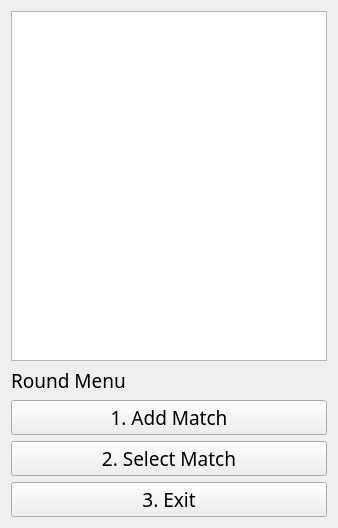
GFlores17/JackboxT.O.-GUI-Version, file roundMenu.ui: the form before one commit.
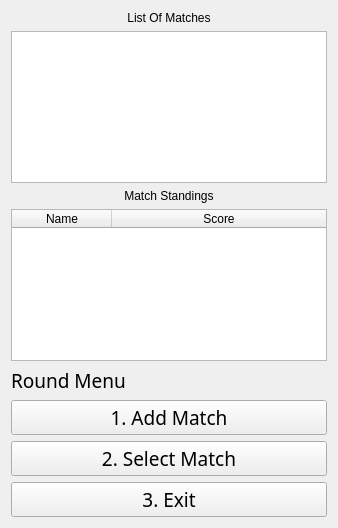
The form after the commit.

Commit message: Added ability to edit player names/scores after creation. Fixed problem where loaded tournaments could not finish games that were already started.

Diff of the .ui file:
```diff
--- a/roundMenu.ui
+++ b/roundMenu.ui
@@ -14,10 +14,57 @@
    <string>Form</string>
   </property>
   <layout class="QVBoxLayout" name="verticalLayout_3">
+   <item>
+    <widget class="QLabel" name="label_2">
+     <property name="text">
+      <string>List Of Matches</string>
+     </property>
+     <property name="alignment">
+      <set>Qt::AlignCenter</set>
+     </property>
+    </widget>
+   </item>
    <item>
     <layout class="QVBoxLayout" name="verticalLayout_2">
      <item>
-      <widget class="QListWidget" name="listWidget"/>
+      <widget class="QListWidget" name="listWidget">
+       <property name="enabled">
+        <bool>true</bool>
+       </property>
+      </widget>
+     </item>
+     <item>
+      <widget class="QLabel" name="label_3">
+       <property name="text">
+        <string>Match Standings</string>
+       </property>
+       <property name="alignment">
+        <set>Qt::AlignCenter</set>
+       </property>
+      </widget>
+     </item>
+     <item>
+      <widget class="QTableWidget" name="tableWidget">
+       <property name="editTriggers">
+        <set>QAbstractItemView::NoEditTriggers</set>
+       </property>
+       <attribute name="horizontalHeaderStretchLastSection">
+        <bool>true</bool>
+       </attribute>
+       <attribute name="verticalHeaderStretchLastSection">
+        <bool>true</bool>
+       </attribute>
+       <column>
+        <property name="text">
+         <string>Name</string>
+        </property>
+       </column>
+       <column>
+        <property name="text">
+         <string>Score</string>
+        </property>
+       </column>
+      </widget>
      </item>
      <item>
       <widget class="QLabel" name="label">
```
The commit also changes 26 other files.
